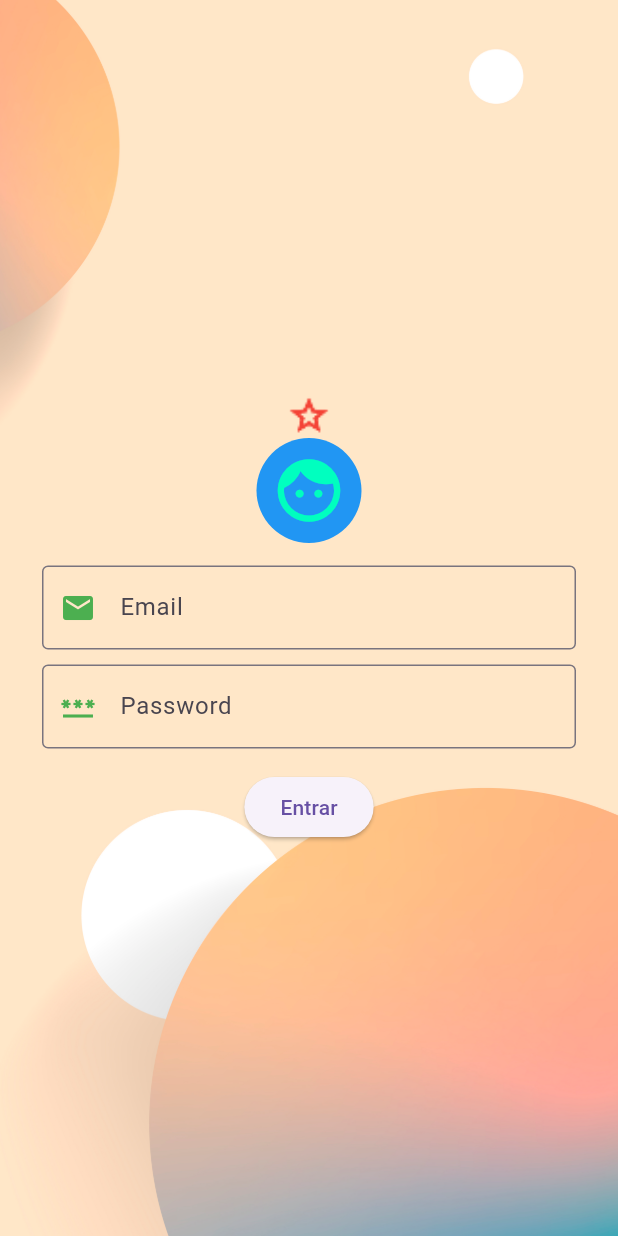
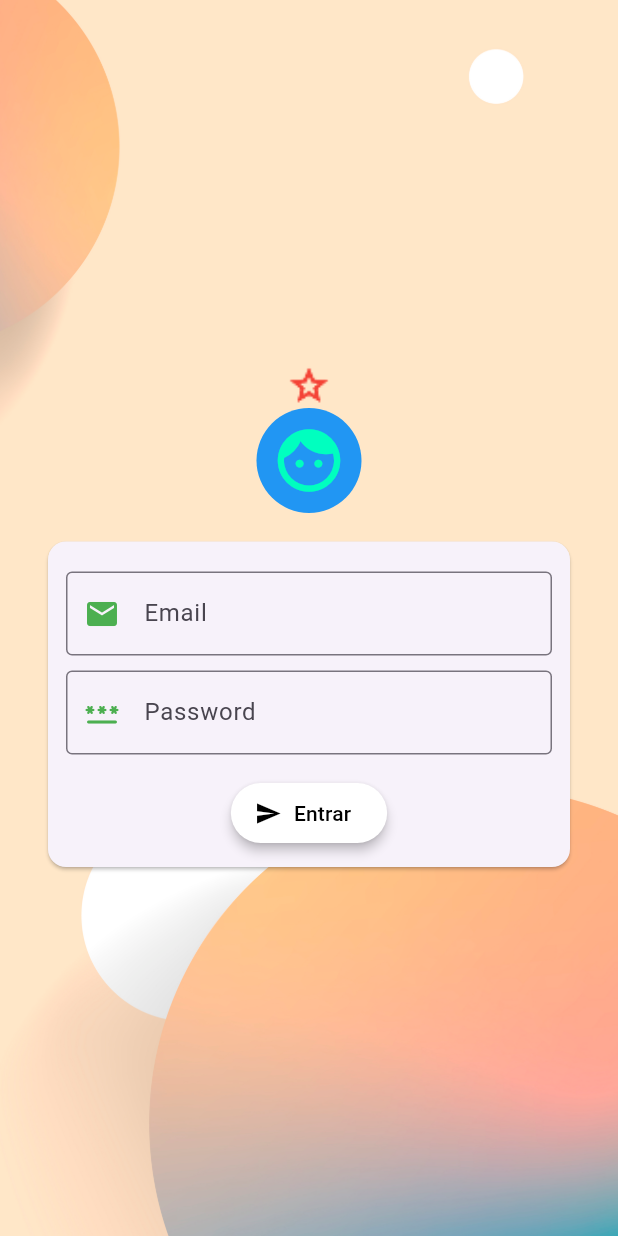
Before and after one commit to rhayonne/flutter_studies, a Flutter app: the screen it shows after launch, on a phone screen of 412 x 824 dp. Run offline on Flutter 3.47's test engine with Material 3 defaults, Android fonts, the phone set to English and light mode, and no system bars.

Commit message:
Card e botoes dentro do card

```diff
--- a/hello_word/lib/login_page.dart
+++ b/hello_word/lib/login_page.dart
@@ -47,12 +47,16 @@ class _LoginPageState extends State<LoginPage> {
                 ),
               ),
               SizedBox(height: 15),
-
-              // Image.network(
-              //   'https://images.unsplash.com/photo-1680355466468-bd0a68b11fa0?q=80&w=2630&auto=format&fit=crop&ixlib=rb-4.1.0&ixid=M3wxMjA3fDB8MHxwaG90by1wYWdlfHx8fGVufDB8fHx8fA%3D%3D',
-              //   width: 50,
-              //   height: 50,
-              // ),
+              Card(
+                child: Padding(
+                  padding: const EdgeInsets.only(
+                    left: 12,
+                    right: 12,
+                    top: 20,
+                    bottom: 12,
+                  ),
+                  child: Column(
+                    children: [
                       TextField(
                         onChanged: (value) {
                           email = value;
@@ -73,11 +77,25 @@ class _LoginPageState extends State<LoginPage> {
                         decoration: InputDecoration(
                           labelText: 'Password',
                           border: OutlineInputBorder(),
-                  prefixIcon: Icon(Icons.password, color: Colors.green),
+                          prefixIcon: Icon(
+                            Icons.password_rounded,
+                            color: Colors.green,
+                          ),
                         ),
                       ),
                       SizedBox(height: 15),
-              ElevatedButton(
+                      ElevatedButton.icon(
+                        icon: Icon(Icons.send),
+                        style: ElevatedButton.styleFrom(
+                          foregroundColor: Colors.black, //cor do texto
+                          side: BorderSide(
+                            color: const Color.fromARGB(255, 165, 162, 162),
+                            // style: BorderStyle.none,
+                            width: 0.01,
+                          ), // cord da borda
+                          backgroundColor: Colors.white, //cor de fundo do botao
+                          elevation: 3,
+                        ),
                         onPressed: () {
                           if (email == 'a@a.com' && password == '123') {
                             // Rotas automaticas - Depois de nomea-las no app_widget
@@ -97,7 +115,11 @@ class _LoginPageState extends State<LoginPage> {
                             print('Login ou senha errados');
                           }
                         },
-                child: Text('Entrar'),
+                        label: Text('Entrar'),
+                      ),
+                    ],
+                  ),
+                ),
               ),
             ],
           ),
```
Lines whose indentation alone changed are shown as unchanged.
